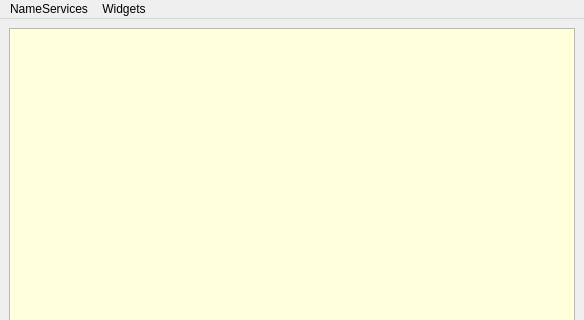
Qt form lib/vizkit/widgets/task_inspector/task_inspector_window.ui (rock-core/gui-vizkit) before a commit; both pictures show x 0 to 584 and y 0 to 320 of the 584 by 623 pixel window.
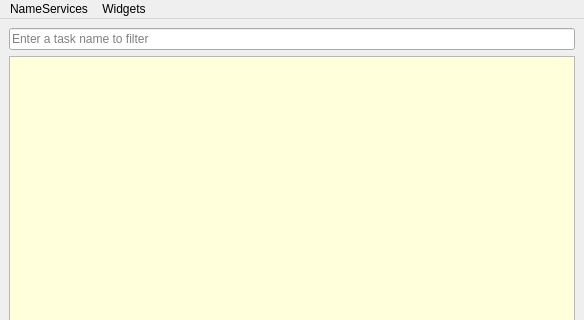
The same form after that commit.

Commit message: Add task filter field to task inspector

Patch:
```diff
--- a/lib/vizkit/widgets/task_inspector/task_inspector_window.ui
+++ b/lib/vizkit/widgets/task_inspector/task_inspector_window.ui
@@ -14,7 +14,14 @@
    <string>TaskInspector</string>
   </property>
   <widget class="QWidget" name="centralwidget">
-   <layout class="QHBoxLayout" name="horizontalLayout">
+   <layout class="QVBoxLayout" name="verticalLayout">
+    <item>
+     <widget class="QLineEdit" name="lineEdit">
+      <property name="placeholderText">
+       <string>Enter a task name to filter</string>
+      </property>
+     </widget>
+    </item>
     <item>
      <widget class="QTreeView" name="treeView">
       <property name="sizePolicy">
```
Left out of the diff: 4 changed lines with no effect on the pictures. The commit also changes 2 other files.
